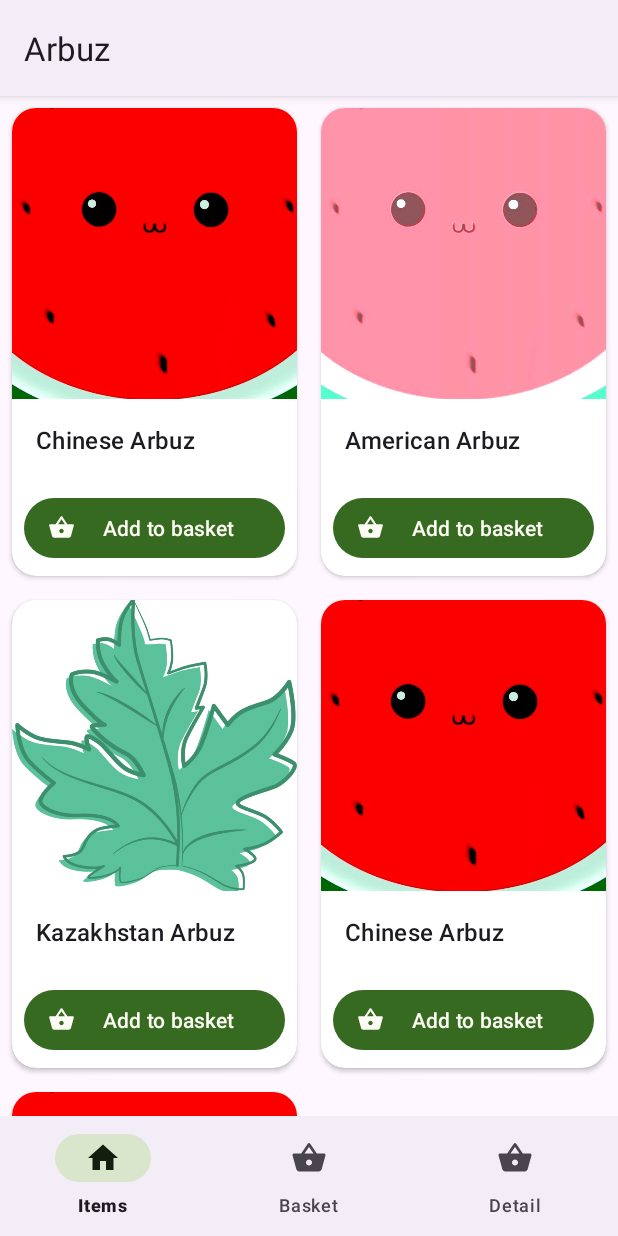
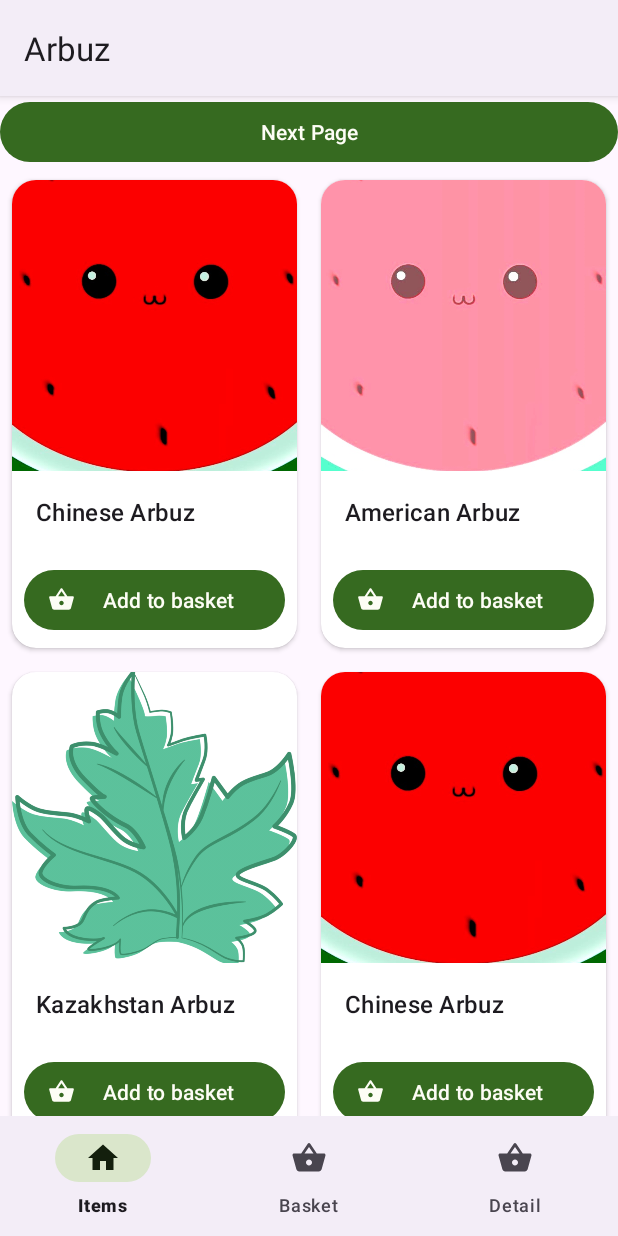
Before and after one commit to Zhandos-Hello-World/Arbuz, an Android app: the screen it shows after launch (MainActivity), on a phone screen of 412 x 824 dp. Run offline under Robolectric (Android 15) with nearby library versions, the phone set to English and light mode, and no system bars; our stand-ins replace data binding, navigation-ui.

Commit message:
Created animation and navigation

```diff
--- a/app/src/main/java/com/zhandos/arbuz/feature_arbuz/presentation/items/ItemsFragment.kt
+++ b/app/src/main/java/com/zhandos/arbuz/feature_arbuz/presentation/items/ItemsFragment.kt
@@ -1,10 +1,13 @@
 package com.zhandos.arbuz.feature_arbuz.presentation.items
 
 import android.os.Bundle
+import android.util.Log
 import android.view.LayoutInflater
 import android.view.View
 import android.view.ViewGroup
 import androidx.fragment.app.Fragment
+import androidx.navigation.Navigation
+import com.zhandos.arbuz.R
 import com.zhandos.arbuz.databinding.FragmentItemsBinding
 import com.zhandos.arbuz.feature_arbuz.domain.ArbuzCondition
 import com.zhandos.arbuz.feature_arbuz.domain.model.Arbuz
@@ -36,6 +39,10 @@ class ItemsFragment: Fragment() {
         binding.arbuzItems.adapter = adapter
         binding.lifecycleOwner = this
 
+        binding.nextBtn.setOnClickListener {
+            Navigation.findNavController(view).navigate(R.id.action_itemsFragment_to_detailPreviewFragment)
+        }
+
 
 
         return view
--- /dev/null
+++ b/app/src/main/java/com/zhandos/arbuz/feature_arbuz/presentation/skeleton/ItemsSkeleton.kt
@@ -0,0 +1,20 @@
+package com.zhandos.arbuz.feature_arbuz.presentation.skeleton
+
+import android.os.Bundle
+import android.util.Log
+import android.view.LayoutInflater
+import android.view.View
+import android.view.ViewGroup
+import androidx.fragment.app.Fragment
+import com.zhandos.arbuz.R
+
+class ItemsSkeleton: Fragment() {
+    override fun onCreateView(
+        inflater: LayoutInflater,
+        container: ViewGroup?,
+        savedInstanceState: Bundle?
+    ): View? {
+        return inflater.inflate(R.layout.skeleton_items, container, false)
+    }
+
+}
--- /dev/null
+++ b/app/src/main/res/anim/bottom_to_top.xml
@@ -0,0 +1,8 @@
+<?xml version="1.0" encoding="utf-8"?>
+<set xmlns:android="http://schemas.android.com/apk/res/android">
+    <translate android:fromYDelta="100%" android:toYDelta="0%"
+        android:duration="200"/>
+
+    <alpha android:fromAlpha="0.0" android:toAlpha="1.0"
+        android:duration="200" />
+</set>
--- /dev/null
+++ b/app/src/main/res/anim/top_to_bottom.xml
@@ -0,0 +1,8 @@
+<?xml version="1.0" encoding="utf-8"?>
+<set xmlns:android="http://schemas.android.com/apk/res/android">
+    <translate android:fromYDelta="0%" android:toYDelta="100%"
+        android:duration="500"/>
+
+    <alpha android:fromAlpha="1.0" android:toAlpha="0.0"
+        android:duration="500" />
+</set>
--- a/app/src/main/res/layout/activity_main.xml
+++ b/app/src/main/res/layout/activity_main.xml
@@ -1,28 +1,27 @@
 <?xml version="1.0" encoding="utf-8"?>
-<layout>
-    <LinearLayout xmlns:android="http://schemas.android.com/apk/res/android"
-        xmlns:app="http://schemas.android.com/apk/res-auto"
+<layout xmlns:android="http://schemas.android.com/apk/res/android"
+    xmlns:app="http://schemas.android.com/apk/res-auto">
+
+    <LinearLayout
         android:layout_width="match_parent"
         android:layout_height="match_parent"
         android:orientation="vertical">
 
         <androidx.fragment.app.FragmentContainerView
             android:id="@+id/fragment_container_view"
+            android:name="androidx.navigation.fragment.NavHostFragment"
             android:layout_width="match_parent"
             android:layout_height="0dp"
             android:layout_weight="1"
-            app:navGraph="@navigation/bottom_navigation"
             app:defaultNavHost="true"
-            android:name="androidx.navigation.fragment.NavHostFragment"
-            />
+            app:navGraph="@navigation/bottom_navigation" />
 
         <com.google.android.material.bottomnavigation.BottomNavigationView
             android:id="@+id/bottom_navigation_view"
+            android:layout_width="match_parent"
             android:layout_height="wrap_content"
-            android:layout_width="match_parent"
-            app:menu="@menu/bottom_menu"
             android:layout_gravity="bottom"
-            />
+            app:menu="@menu/bottom_menu" />
 
     </LinearLayout>
 
--- a/app/src/main/res/layout/fragment_items.xml
+++ b/app/src/main/res/layout/fragment_items.xml
@@ -7,6 +7,18 @@
         android:layout_width="match_parent"
         android:layout_height="match_parent">
 
+        <com.google.android.material.button.MaterialButton
+            android:id="@+id/next_btn"
+            android:layout_width="0dp"
+            android:layout_height="wrap_content"
+            android:text="Next Page"
+
+            app:layout_constraintStart_toStartOf="parent"
+            app:layout_constraintEnd_toEndOf="parent"
+            app:layout_constraintTop_toTopOf="parent"
+
+            />
+
         <androidx.recyclerview.widget.RecyclerView
             android:id="@+id/arbuz_items"
             android:layout_height="0dp"
@@ -15,7 +27,7 @@
             app:layoutManager="androidx.recyclerview.widget.GridLayoutManager"
             app:layout_constraintStart_toStartOf="parent"
             app:layout_constraintEnd_toEndOf="parent"
-            app:layout_constraintTop_toTopOf="parent"
+            app:layout_constraintTop_toBottomOf="@id/next_btn"
             app:layout_constraintBottom_toBottomOf="parent"
             />
 
--- /dev/null
+++ b/app/src/main/res/layout/skeleton_items.xml
@@ -0,0 +1,11 @@
+<?xml version="1.0" encoding="utf-8"?>
+<androidx.fragment.app.FragmentContainerView
+    xmlns:android="http://schemas.android.com/apk/res/android"
+    xmlns:app="http://schemas.android.com/apk/res-auto"
+    android:id="@+id/fragment_container_view"
+    android:layout_width="match_parent"
+    android:layout_height="match_parent"
+    app:navGraph="@navigation/navigation_list_to_preview"
+    app:defaultNavHost="true"
+    android:name="androidx.navigation.fragment.NavHostFragment"
+    />
--- a/app/src/main/res/menu/bottom_menu.xml
+++ b/app/src/main/res/menu/bottom_menu.xml
@@ -2,21 +2,21 @@
 <menu xmlns:android="http://schemas.android.com/apk/res/android"
     xmlns:app="http://schemas.android.com/apk/res-auto">
     <item
-        android:id="@+id/itemsFragment"
+        android:id="@+id/itemsSkeleton"
         app:showAsAction="ifRoom"
         android:title="Items"
         android:icon="@drawable/ic_baseline_home_24"
         />
 
     <item
-        android:id="@+id/basketFragment"
+        android:id="@+id/basketSkeleton"
         app:showAsAction="ifRoom"
         android:title="Basket"
         android:icon="@drawable/ic_baseline_shopping_basket_24"
         />
 
     <item
-        android:id="@+id/detailBasketFragment"
+        android:id="@+id/detailMainBasketFragment"
         app:showAsAction="ifRoom"
         android:title="Detail"
         android:icon="@drawable/ic_baseline_shopping_basket_24"
--- a/app/src/main/res/navigation/bottom_navigation.xml
+++ b/app/src/main/res/navigation/bottom_navigation.xml
@@ -3,22 +3,18 @@
     xmlns:app="http://schemas.android.com/apk/res-auto"
     xmlns:tools="http://schemas.android.com/tools"
     android:id="@+id/main_navigation"
-    app:startDestination="@id/itemsFragment">
+    app:startDestination="@id/itemsSkeleton">
 
     <fragment
-        android:id="@+id/basketFragment"
-        android:name="com.zhandos.arbuz.feature_arbuz.presentation.basket.BasketFragment"
+        android:id="@+id/itemsSkeleton"
+        android:name="com.zhandos.arbuz.feature_arbuz.presentation.skeleton.ItemsSkeleton"
+        android:label="ItemsFragment"
+        tools:layout="@layout/skeleton_items"/>
+
+    <fragment
+        android:id="@+id/basketSkeleton"
+        android:name="com.zhandos.arbuz.feature_arbuz.presentation.skeleton.BasketSkeleton"
         android:label="BasketFragment"
-        tools:layout="@layout/fragment_basket"/>
-    <fragment
-        android:id="@+id/itemsFragment"
-        android:name="com.zhandos.arbuz.feature_arbuz.presentation.items.ItemsFragment"
-        android:label="ItemsFragment"
-        tools:layout="@layout/fragment_items"/>
-    <fragment
-        android:id="@+id/detailBasketFragment"
-        android:name="com.zhandos.arbuz.feature_arbuz.presentation.detailBasket.DetailBasketFragment"
-        android:label="DetailBasketFragment"
-        tools:layout="@layout/fragment_detail_basket"/>
+        tools:layout="@layout/skeleton_basket"/>
 
 </navigation>
--- /dev/null
+++ b/app/src/main/res/navigation/navigation_list_to_preview.xml
@@ -0,0 +1,27 @@
+<?xml version="1.0" encoding="utf-8"?>
+<navigation xmlns:android="http://schemas.android.com/apk/res/android"
+    xmlns:app="http://schemas.android.com/apk/res-auto"
+    xmlns:tools="http://schemas.android.com/tools"
+    android:id="@+id/navigation_list_to_preview"
+    app:startDestination="@id/itemsFragment">
+
+    <fragment
+        android:id="@+id/itemsFragment"
+        android:name="com.zhandos.arbuz.feature_arbuz.presentation.items.ItemsFragment"
+        android:label="ItemsFragment"
+        tools:layout="@layout/fragment_items">
+        <action
+            android:id="@+id/action_itemsFragment_to_detailPreviewFragment"
+            app:destination="@id/detailPreviewFragment"
+            app:enterAnim="@anim/bottom_to_top"
+            app:popExitAnim="@anim/top_to_bottom" />
+
+    </fragment>
+
+    <fragment
+        android:id="@+id/detailPreviewFragment"
+        android:name="com.zhandos.arbuz.feature_arbuz.presentation.detailPreview.DetailPreviewFragment"
+        android:label="DetailPreviewFragment"
+        tools:layout="@layout/fragment_detail_preview"/>
+
+</navigation>
--- a/app/src/main/res/values/strings.xml
+++ b/app/src/main/res/values/strings.xml
@@ -2,4 +2,5 @@
     <string name="app_name">Arbuz</string>
     <string name="welcome_to_arbuz_kz">Добро пожаловать в Арбуз</string>
     <string name="buy">Buy</string>
+    <string name="add_to_basket">Add to basket</string>
 </resources>
```
Also changed, not shown: app/src/main/java/com/zhandos/arbuz/feature_arbuz/presentation/detailPreview/DetailPreviewFragment.kt (added, +31 -0 lines), app/src/main/java/com/zhandos/arbuz/feature_arbuz/presentation/skeleton/BasketSkeleton.kt (renamed from app/src/main/java/com/zhandos/arbuz/feature_arbuz/presentation/detailItem/DetailItemFragment.kt, +4 -3 lines), app/src/main/res/layout/fragment_detail_preview.xml (added, +136 -0 lines), app/src/main/res/layout/skeleton_basket.xml (added, +11 -0 lines), app/src/main/res/navigation/navigation_list_to_buy.xml (added, +24 -0 lines).
